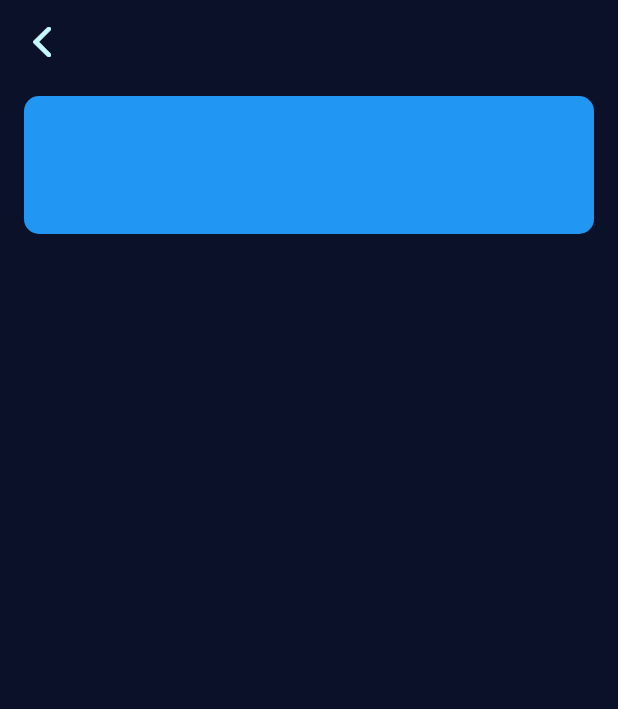
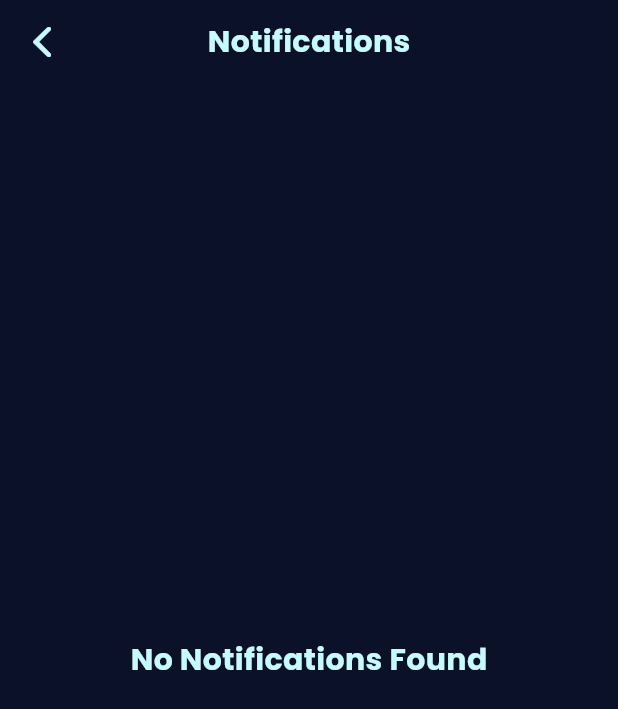
Before and after one commit to ibrahimagdy/Homey_application, a Flutter app: the HomeLayout screen opened by its route, item 3 of the bottom bar chosen, after a tap on "Notifications", on a phone screen of 412 x 824 dp. Shown: the top 709 px of the screen. Run offline on Flutter 3.47's test engine with Material 3 defaults, Android fonts, the phone set to English and light mode, and no system bars; drawn by our look-alikes of overlay_support; our stand-ins replace bot_toast, carousel_slider, firebase_auth, firebase_core, firebase_messaging, firebase_storage and 6 more; accounts and stored records are empty.

Commit message:
notifications screen

```diff
--- a/lib/main.dart
+++ b/lib/main.dart
@@ -1,9 +1,7 @@
 import 'package:bot_toast/bot_toast.dart';
 import 'package:firebase_core/firebase_core.dart';
-import 'package:firebase_messaging/firebase_messaging.dart';
 import 'package:flutter/material.dart';
 import 'package:flutter_easyloading/flutter_easyloading.dart';
-import 'package:homey/core/network_layer/firebase_notifications.dart';
 import 'package:homey/core/provider/app_provider.dart';
 import 'package:homey/core/services/loading_service.dart';
 import 'package:homey/core/theme/application_theme.dart';
@@ -16,6 +14,7 @@ import 'package:homey/pages/notifications_screen/notifications_screen.dart';
 import 'package:homey/pages/onBoarding_screens/onboarding_screens.dart';
 import 'package:homey/pages/register_screen/register_screen.dart';
 import 'package:homey/pages/splash_screen/splash_screen.dart';
+import 'package:overlay_support/overlay_support.dart';
 import 'package:provider/provider.dart';
 
 import 'firebase_options.dart';
@@ -27,7 +26,7 @@ void main() async {
   await Firebase.initializeApp(
     options: DefaultFirebaseOptions.currentPlatform,
   );
-  FCM.fcmInit();
+  // FCM.fcmInit();
   runApp(const MyApp());
   configLoading();
 }
@@ -39,6 +38,7 @@ class MyApp extends StatelessWidget {
   Widget build(BuildContext context) {
     return ChangeNotifierProvider(
       create: (context) => AppProvider(),
+      child: OverlaySupport(
         child: MaterialApp(
           debugShowCheckedModeBanner: false,
           initialRoute: SplashScreen.routeName,
@@ -52,17 +52,15 @@ class MyApp extends StatelessWidget {
             DetailsScreen.routeName: (context) => const DetailsScreen(),
             MapScreen.routeName: (context) => const MapScreen(),
             AboutUsScreen.routeName: (context) => const AboutUsScreen(),
-          NotificationScreen.routeName: (context) {
-            final RemoteMessage message =
-                ModalRoute.of(context)!.settings.arguments as RemoteMessage;
-            return NotificationScreen(message: message);
-          },
+            NotificationScreen.routeName: (context) =>
+                const NotificationScreen(),
           },
           builder: EasyLoading.init(
             builder: BotToastInit(),
           ),
           theme: ApplicationTheme.appTheme,
         ),
+      ),
     );
   }
 }
--- a/lib/pages/home_screen/home_screen.dart
+++ b/lib/pages/home_screen/home_screen.dart
@@ -3,6 +3,7 @@ import 'package:flutter/material.dart';
 import 'package:google_maps_flutter/google_maps_flutter.dart';
 import 'package:homey/pages/home_screen/models/apartments_model.dart';
 import 'package:homey/pages/home_screen/widgets/apartment_item.dart';
+import 'package:homey/pages/notifications_screen/notifications_screen.dart';
 
 import 'models/category_model.dart';
 
@@ -257,11 +258,16 @@ class _HomeViewState extends State<HomeView> {
                   fontSize: 18,
                 ),
               ),
-              trailing: CircleAvatar(
-                backgroundColor: Colors.white,
-                child: Image.asset(
-                  "assets/images/notification.png",
-                  color: Colors.black,
+              trailing: GestureDetector(
+                onTap: () {
+                  Navigator.pushNamed(context, NotificationScreen.routeName);
+                },
+                child: CircleAvatar(
+                  backgroundColor: Colors.white,
+                  child: Image.asset(
+                    "assets/images/notification.png",
+                    color: Colors.black,
+                  ),
                 ),
               ),
             ),
--- a/lib/pages/notifications_screen/models/notification_model.dart
+++ b/lib/pages/notifications_screen/models/notification_model.dart
@@ -1,6 +1,26 @@
 class NotificationModel {
-  final String title;
-  final String body;
+  final String? title;
+  final String? body;
+  final String? dataTitle;
+  final String? dataBody;
 
-  NotificationModel({required this.title, required this.body});
+  NotificationModel({this.dataTitle, this.dataBody, this.title, this.body});
+
+  factory NotificationModel.fromJson(Map<String, dynamic> json) {
+    return NotificationModel(
+      title: json['title'],
+      body: json['body'],
+      dataTitle: json['dataTitle'],
+      dataBody: json['dataBody'],
+    );
+  }
+
+  Map<String, dynamic> toJson() {
+    return {
+      'title': title,
+      'body': body,
+      'dataTitle': dataTitle,
+      'dataBody': dataBody,
+    };
+  }
 }
--- a/lib/pages/notifications_screen/notifications_screen.dart
+++ b/lib/pages/notifications_screen/notifications_screen.dart
@@ -1,30 +1,186 @@
+import 'dart:convert';
+
+import 'package:firebase_core/firebase_core.dart';
 import 'package:firebase_messaging/firebase_messaging.dart';
 import 'package:flutter/cupertino.dart';
 import 'package:flutter/material.dart';
-import 'package:homey/pages/notifications_screen/widgets/notification_item.dart';
+import 'package:homey/pages/notifications_screen/models/notification_model.dart';
+import 'package:overlay_support/overlay_support.dart';
+import 'package:shared_preferences/shared_preferences.dart';
 
-class NotificationScreen extends StatelessWidget {
+class NotificationScreen extends StatefulWidget {
   static const String routeName = "not";
-  final RemoteMessage message;
 
-  const NotificationScreen({required this.message, super.key});
+  const NotificationScreen({super.key});
+
+  @override
+  State<NotificationScreen> createState() => _NotificationScreenState();
+}
+
+class _NotificationScreenState extends State<NotificationScreen> {
+  late final FirebaseMessaging messaging;
+  List<NotificationModel> notifications = [];
+  final String notificationKey = 'notifications';
+
+  void registerNotification() async {
+    await Firebase.initializeApp();
+    messaging = FirebaseMessaging.instance;
+
+    NotificationSettings settings = await messaging.requestPermission(
+      alert: true,
+      badge: true,
+      provisional: false,
+      sound: true,
+    );
+
+    if (settings.authorizationStatus == AuthorizationStatus.authorized) {
+      print("User granted permission");
+    } else {
+      print("Permission declined by users");
+    }
+
+    FirebaseMessaging.onMessage.listen((RemoteMessage message) {
+      NotificationModel notification = NotificationModel(
+        title: message.notification!.title,
+        body: message.notification!.body,
+        dataTitle: message.data['title'],
+        dataBody: message.data['body'],
+      );
+      setState(() {
+        notifications.add(notification);
+      });
+      if (notification != null) {
+        showSimpleNotification(
+          elevation: 0,
+          Text(notification.title!),
+          subtitle: Text(notification.body!),
+          background: const Color(0xff0A1128).withOpacity(0.9),
+          duration: const Duration(seconds: 2),
+        );
+      }
+      saveNotifications();
+    });
+  }
+
+  void loadNotifications() async {
+    SharedPreferences prefs = await SharedPreferences.getInstance();
+    String? notificationsJson = prefs.getString(notificationKey);
+    if (notificationsJson != null) {
+      List<dynamic> decoded = jsonDecode(notificationsJson);
+      setState(() {
+        notifications =
+            decoded.map((e) => NotificationModel.fromJson(e)).toList();
+      });
+    }
+  }
+
+  void saveNotifications() async {
+    SharedPreferences prefs = await SharedPreferences.getInstance();
+    await prefs.setString(notificationKey, jsonEncode(notifications));
+  }
+
+  @override
+  void initState() {
+    registerNotification();
+    loadNotifications();
+    super.initState();
+  }
 
   @override
   Widget build(BuildContext context) {
+    var theme = Theme.of(context);
+    var mediaQuery = MediaQuery.of(context).size;
+
     return Scaffold(
       backgroundColor: const Color(0xff0A1128),
       appBar: AppBar(
-        backgroundColor: const Color(0xff0A1128),
+        centerTitle: true,
+        title: Text(
+          "Notifications",
+          style: theme.textTheme.bodyMedium!.copyWith(
+            fontSize: 20,
+            color: const Color(0xffC6FAFF),
+            fontWeight: FontWeight.bold,
+          ),
+        ),
         leading: IconButton(
+          iconSize: 32,
           color: const Color(0xffC6FAFF),
-          iconSize: 32,
           onPressed: () {
             Navigator.pop(context);
           },
           icon: const Icon(CupertinoIcons.back),
         ),
+        backgroundColor: const Color(0xff0A1128),
       ),
-      body: NotificationItem(message: message),
+      body: notifications.isNotEmpty
+          ? ListView.builder(
+              itemCount: notifications.length,
+              itemBuilder: (context, index) {
+                return Container(
+                  margin: const EdgeInsets.all(15),
+                  padding: const EdgeInsets.only(left: 15, top: 10, bottom: 10),
+                  width: double.infinity,
+                  height: mediaQuery.height * 0.12,
+                  decoration: BoxDecoration(
+                    color: const Color(0xffCBEFF2),
+                    borderRadius: BorderRadius.circular(10),
+                  ),
+                  child: Row(
+                    children: [
+                      const Expanded(
+                        flex: 1,
+                        child: Icon(
+                          Icons.notifications,
+                          size: 35,
+                          color: Color(0xff0A1128),
+                        ),
+                      ),
+                      const SizedBox(width: 8),
+                      Expanded(
+                        flex: 14,
+                        child: Column(
+                          crossAxisAlignment: CrossAxisAlignment.center,
+                          children: [
+                            Text(
+                              notifications[index].dataTitle ??
+                                  notifications[index].title!,
+                              style: const TextStyle(
+                                color: Color(0xff0096A4),
+                                fontSize: 20,
+                                fontWeight: FontWeight.bold,
+                              ),
+                              textAlign: TextAlign.center,
+                            ),
+                            const SizedBox(height: 5),
+                            Text(
+                              notifications[index].dataBody ??
+                                  notifications[index].body!,
+                              style: const TextStyle(
+                                  color: Color(0xff163A51),
+                                  fontSize: 17,
+                                  overflow: TextOverflow.ellipsis),
+                              textAlign: TextAlign.center,
+                              maxLines: 2,
+                            ),
+                          ],
+                        ),
+                      ),
+                    ],
+                  ),
+                );
+              },
+            )
+          : const Center(
+              child: Text(
+                'No Notifications Found',
+                style: TextStyle(
+                  color: Color(0xffC6FAFF),
+                  fontSize: 20,
+                  fontWeight: FontWeight.bold,
+                ),
+              ),
+            ),
     );
   }
 }
--- a/lib/pages/notifications_screen/widgets/notification_item.dart
+++ /dev/null
@@ -1,43 +0,0 @@
-import 'package:firebase_messaging/firebase_messaging.dart';
-import 'package:flutter/material.dart';
-
-class NotificationItem extends StatelessWidget {
-  final RemoteMessage message;
-
-  const NotificationItem({required this.message, super.key});
-
-  @override
-  Widget build(BuildContext context) {
-    var notification = message.notification;
-    return Container(
-      margin: const EdgeInsets.symmetric(vertical: 8, horizontal: 16),
-      padding: const EdgeInsets.all(16),
-      decoration: BoxDecoration(
-        color: Colors.blue,
-        borderRadius: BorderRadius.circular(10),
-      ),
-      child: Column(
-        crossAxisAlignment: CrossAxisAlignment.stretch,
-        mainAxisSize: MainAxisSize.min,
-        children: [
-          Text(
-            notification?.title ?? '',
-            style: const TextStyle(
-              fontSize: 20,
-              fontWeight: FontWeight.bold,
-              color: Colors.white,
-            ),
-          ),
-          const SizedBox(height: 8),
-          Text(
-            notification?.body ?? '',
-            style: const TextStyle(
-              fontSize: 16,
-              color: Colors.white,
-            ),
-          ),
-        ],
-      ),
-    );
-  }
-}
--- a/lib/pages/profile_screen/profile_screen.dart
+++ b/lib/pages/profile_screen/profile_screen.dart
@@ -1,7 +1,6 @@
 import 'dart:io';
 
 import 'package:firebase_auth/firebase_auth.dart';
-import 'package:firebase_messaging/firebase_messaging.dart';
 import 'package:firebase_storage/firebase_storage.dart';
 import 'package:flutter/cupertino.dart';
 import 'package:flutter/material.dart';
@@ -210,7 +209,6 @@ class _ProfileViewState extends State<ProfileView> {
                       Navigator.pushNamed(
                         context,
                         NotificationScreen.routeName,
-                        arguments: const RemoteMessage(),
                       );
                     },
                     child: const ListTile(
--- a/pubspec.yaml
+++ b/pubspec.yaml
@@ -29,6 +29,7 @@ dependencies:
   shared_preferences: ^2.2.3
   firebase_messaging: ^14.9.1
   flutter_local_notifications: ^17.1.1
+  overlay_support: ^2.1.0
 
 
 dev_dependencies:
```
Also changed, not shown: lib/core/network_layer/firebase_notifications.dart (deleted, +0 -132 lines), pubspec.lock. Lines whose indentation alone changed are shown as unchanged.
